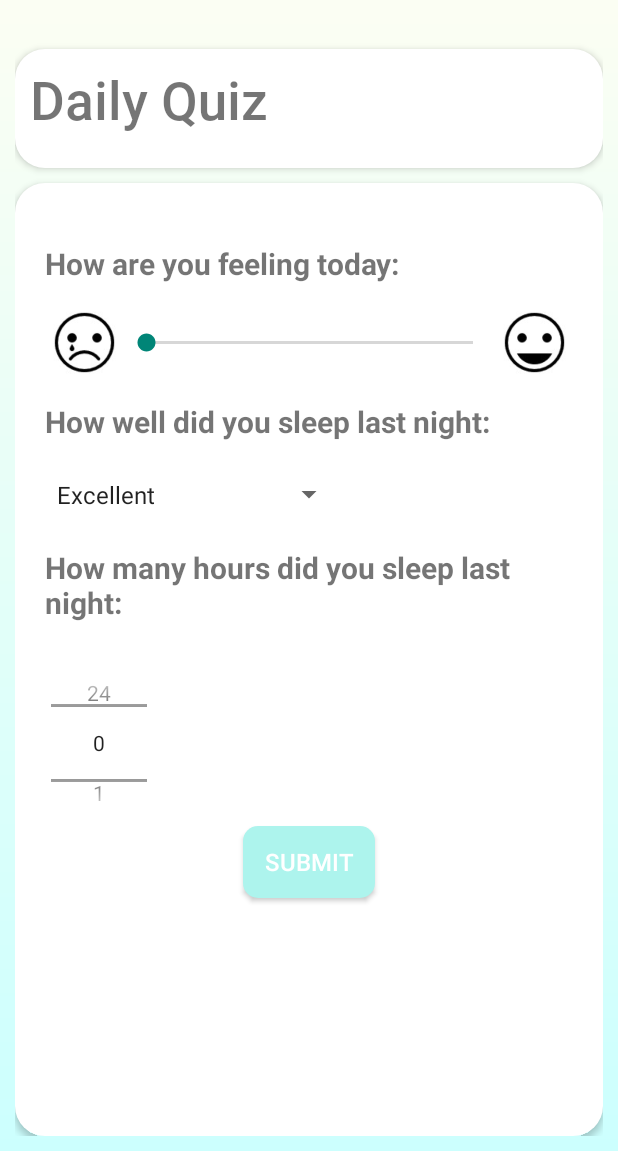
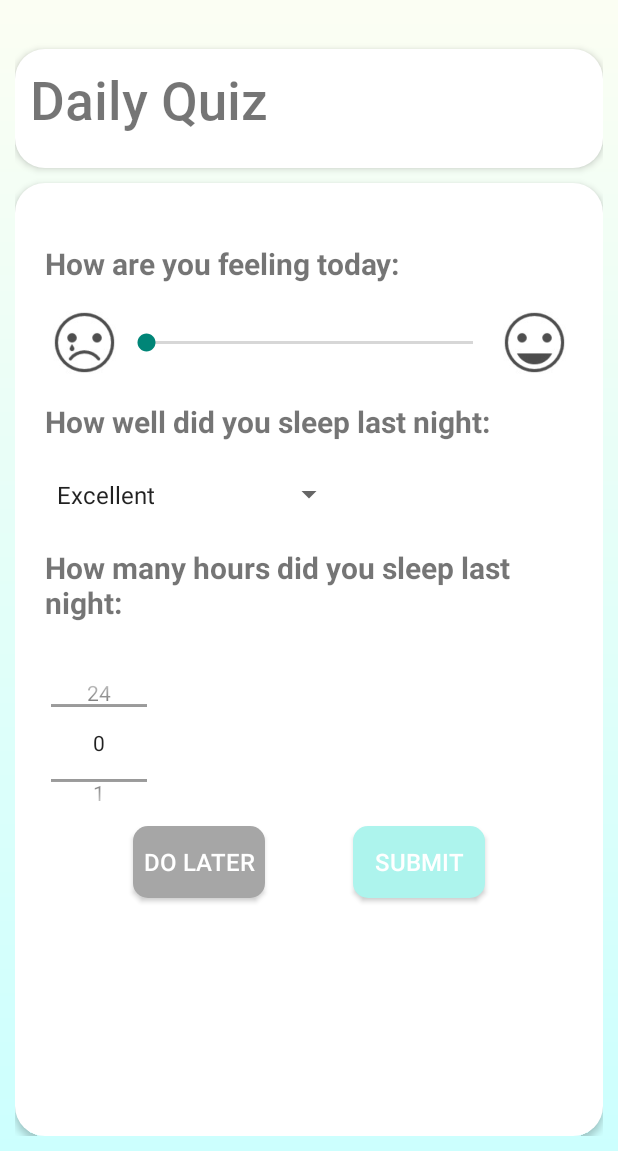
Before and after one commit to lmheng/ADProject-Android-Component, an Android app: the DailyQuizActivity screen opened directly, with no data from a screen before it, on a phone screen of 412 x 824 dp, the part 85-1236 px from its top. Run offline under Robolectric (Android 15) with nearby library versions, the phone set to English and light mode, and no system bars; Roboto replaces fonts that are not available here.

Commit message:
Updated daily quiz conditional

```diff
--- a/app/src/main/res/drawable-v24/rect.xml
+++ b/app/src/main/res/drawable/cancel.xml
@@ -1,6 +1,7 @@
 <?xml version="1.0" encoding="utf-8"?>
 <shape xmlns:android="http://schemas.android.com/apk/res/android"
-    android:shape="rectangle" android:padding="10dp">
-    <solid android:color="#ADF4ED"/>
+    android:shape="rectangle" android:padding="10dp"
+    android:constantSize="true">
+    <solid android:color="#A6A6A6"/>
     <corners android:radius="10dp"/>
 </shape>
--- a/app/src/main/res/layout/daily_quiz_popup.xml
+++ b/app/src/main/res/layout/daily_quiz_popup.xml
@@ -52,10 +52,11 @@
         <ImageView
             android:layout_width="50dp"
             android:layout_height="50dp"
+            android:alpha="0.7"
             android:background="@drawable/sad"
-            app:layout_constraintTop_toBottomOf="@id/txtVw"
+            app:layout_constraintBottom_toTopOf="@id/txtVw1"
             app:layout_constraintEnd_toStartOf="@id/seek_bar"
-            app:layout_constraintBottom_toTopOf="@id/txtVw1"/>
+            app:layout_constraintTop_toBottomOf="@id/txtVw" />
 
         <SeekBar
             android:id="@+id/seek_bar"
@@ -72,10 +73,11 @@
         <ImageView
             android:layout_width="50dp"
             android:layout_height="50dp"
+            android:alpha="0.7"
             android:background="@drawable/smiley"
-            app:layout_constraintTop_toBottomOf="@id/txtVw"
+            app:layout_constraintBottom_toTopOf="@id/txtVw1"
             app:layout_constraintStart_toEndOf="@id/seek_bar"
-            app:layout_constraintBottom_toTopOf="@id/txtVw1"/>
+            app:layout_constraintTop_toBottomOf="@id/txtVw" />
 
         <TextView
             android:id="@+id/txtVw1"
@@ -122,6 +124,20 @@
             app:layout_constraintTop_toBottomOf="@id/txtVw2" />
 
         <Button
+            android:id="@+id/btnDoLater"
+            android:layout_width="wrap_content"
+            android:layout_height="wrap_content"
+            android:layout_marginTop="5dp"
+            android:background="@drawable/cancel"
+            android:text="Do Later"
+            android:textColor="#FFFFFF"
+            android:textSize="16sp"
+            app:layout_constraintEnd_toStartOf="@id/btnSubmit"
+            app:layout_constraintHorizontal_bias="0.5"
+            app:layout_constraintStart_toStartOf="parent"
+            app:layout_constraintTop_toBottomOf="@id/picker1" />
+
+        <Button
             android:id="@+id/btnSubmit"
             android:layout_width="wrap_content"
             android:layout_height="wrap_content"
@@ -132,7 +148,7 @@
             android:textSize="16sp"
             app:layout_constraintEnd_toEndOf="parent"
             app:layout_constraintHorizontal_bias="0.5"
-            app:layout_constraintStart_toStartOf="parent"
+            app:layout_constraintStart_toEndOf="@id/btnDoLater"
             app:layout_constraintTop_toBottomOf="@id/picker1" />
 
     </androidx.constraintlayout.widget.ConstraintLayout>
```
Also changed, not shown: app/src/main/java/sg/edu/iss/mindmatters/activities/DailyQuizActivity.java (+13 -0 lines), app/src/main/java/sg/edu/iss/mindmatters/activities/MainActivity.java (+19 -4 lines).
